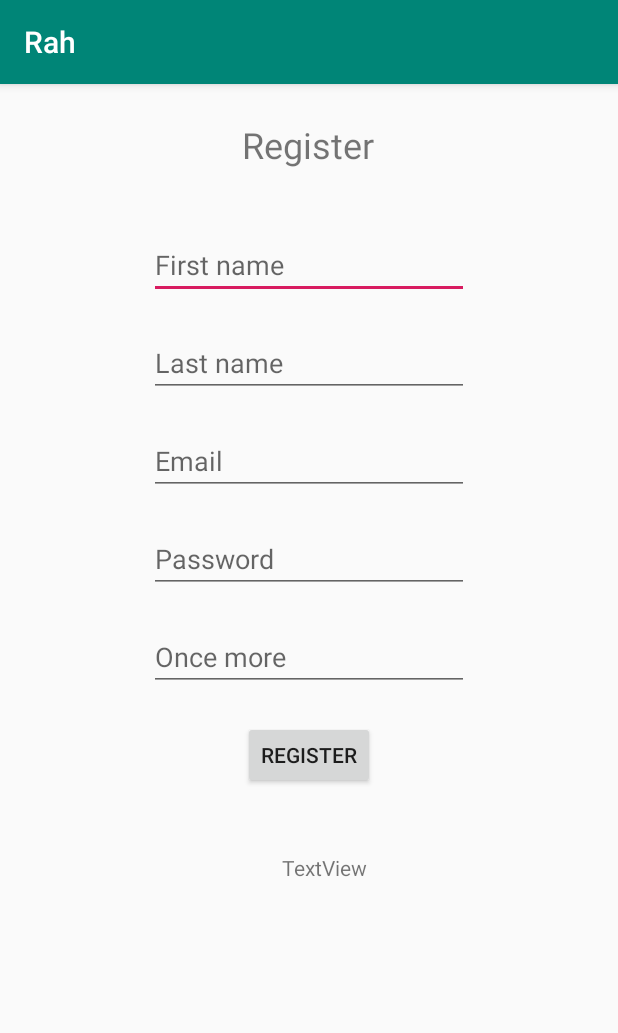
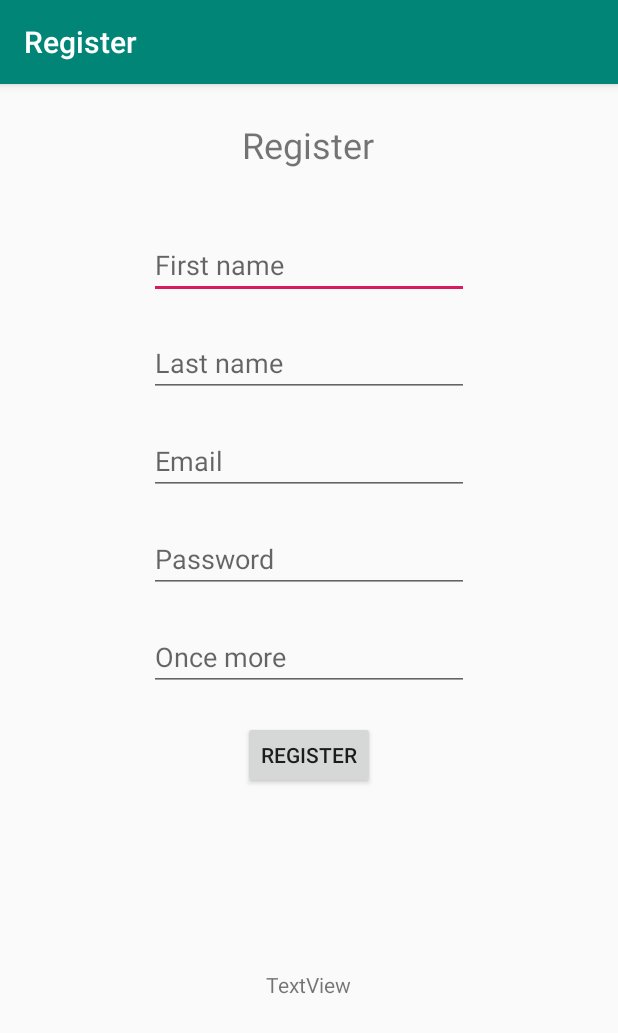
Before and after one commit to plekan/Rah-mobile, an Android app: the screen it shows after launch (RegisterActivity), on a phone screen of 412 x 824 dp. Shown: the top 1033 px of the screen. Run offline under Robolectric (Android 15) with nearby library versions, the phone set to English and light mode, and no system bars; our stand-ins replace Room's generated code.

Commit message:
changed activity name, added labels, changed the layout of register activity

```diff
--- a/app/src/main/AndroidManifest.xml
+++ b/app/src/main/AndroidManifest.xml
@@ -12,14 +12,14 @@
         android:theme="@style/AppTheme">
         <activity android:name=".Dashboard"
             android:label="Dashboard"></activity>
-        <activity android:name=".RegisterActivity">
+        <activity android:name=".RegisterActivity" android:label="Register">
             <intent-filter>
                 <action android:name="android.intent.action.MAIN" />
 
                 <category android:name="android.intent.category.LAUNCHER" />
             </intent-filter>
         </activity>
-        <activity android:name=".MainActivity"></activity>
+        <activity android:name=".LoginActivity" android:label="Login"></activity>
     </application>
 
 </manifest>
--- a/app/src/main/java/com/example/rah/MainActivity.java
+++ b/app/src/main/java/com/example/rah/LoginActivity.java
@@ -7,12 +7,12 @@ import android.os.Bundle;
 import android.view.View;
 import android.widget.Button;
 
-public class MainActivity extends AppCompatActivity {
+public class LoginActivity extends AppCompatActivity {
     private Button buttonLogin;
     @Override
     protected void onCreate(Bundle savedInstanceState) {
         super.onCreate(savedInstanceState);
-        setContentView(R.layout.activity_main);
+        setContentView(R.layout.activity_login);
         buttonLogin = findViewById(R.id.buttonLogin);
 
     }
--- a/app/src/main/res/layout/activity_main.xml
+++ b/app/src/main/res/layout/activity_login.xml
@@ -5,7 +5,7 @@
     android:id="@+id/linearLayout"
     android:layout_width="match_parent"
     android:layout_height="match_parent"
-    tools:context=".MainActivity">
+    tools:context=".LoginActivity">
 
     <EditText
         android:id="@+id/editPass"
--- a/app/src/main/res/layout/activity_register.xml
+++ b/app/src/main/res/layout/activity_register.xml
@@ -5,7 +5,7 @@
     android:id="@+id/linearLayout"
     android:layout_width="match_parent"
     android:layout_height="match_parent"
-    tools:context=".MainActivity">
+    tools:context=".LoginActivity">
 
     <EditText
         android:id="@+id/plName"
@@ -122,11 +122,16 @@
         android:id="@+id/textView"
         android:layout_width="wrap_content"
         android:layout_height="wrap_content"
-        android:layout_marginStart="188dp"
-        android:layout_marginLeft="188dp"
-        android:layout_marginBottom="236dp"
+        android:layout_marginStart="176dp"
+        android:layout_marginLeft="176dp"
+        android:layout_marginTop="103dp"
+        android:layout_marginEnd="177dp"
+        android:layout_marginRight="177dp"
+        android:layout_marginBottom="141dp"
         android:text="TextView"
         app:layout_constraintBottom_toBottomOf="parent"
-        app:layout_constraintStart_toStartOf="parent" />
+        app:layout_constraintEnd_toEndOf="parent"
+        app:layout_constraintStart_toStartOf="parent"
+        app:layout_constraintTop_toBottomOf="@+id/buttonRegister" />
 
 </androidx.constraintlayout.widget.ConstraintLayout>
```
